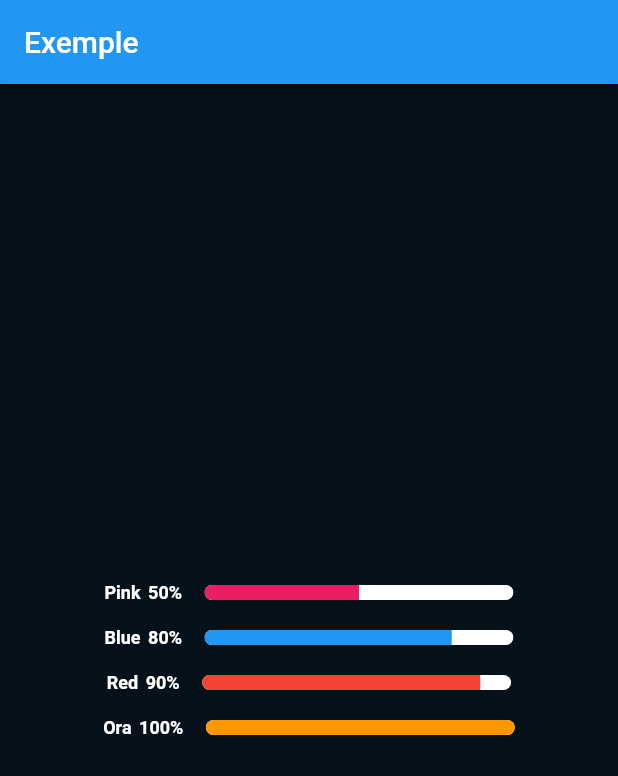
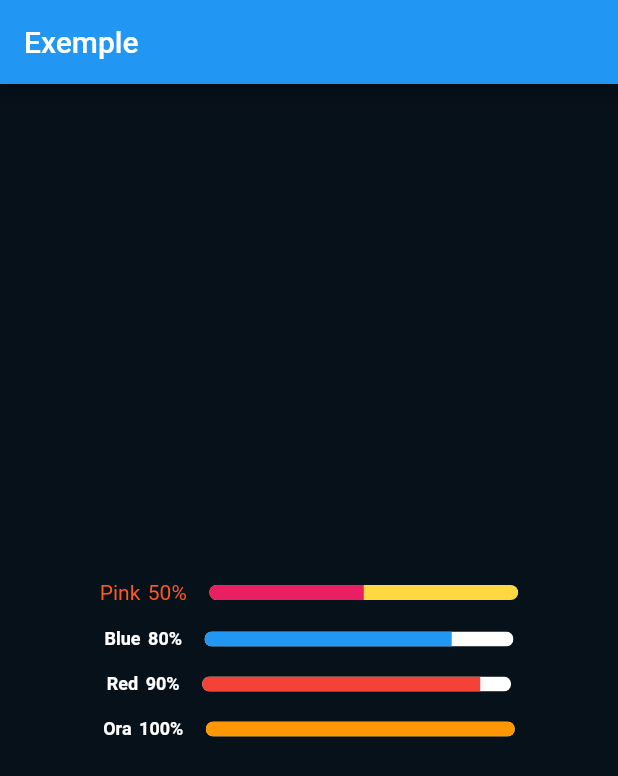
Before and after one commit to Jacob-dvlp/chart-line, a Flutter app: the screen it shows after launch, on a phone screen of 412 x 824 dp. Shown: the top 776 px of the screen. Run offline on Flutter 3.47's test engine with Material 2 defaults, Android fonts, the phone set to English and light mode, and no system bars.

Commit message:
removie commits

```diff
--- a/example/lib/main.dart
+++ b/example/lib/main.dart
@@ -43,9 +43,11 @@ class _MyHomePageState extends State<MyHomePage> {
           Padding(
             padding: EdgeInsets.all(8.0),
             child: ChartLine(
+              backgroundColorLine: Colors.amberAccent,
               value: 50,
               backgroundColor: Colors.pink,
               label: 'Pink',
+              textStyleLine: TextStyle(color: Colors.deepOrange),
             ),
           ),
           Padding(
```
Also changed, not shown: 1 other file.
